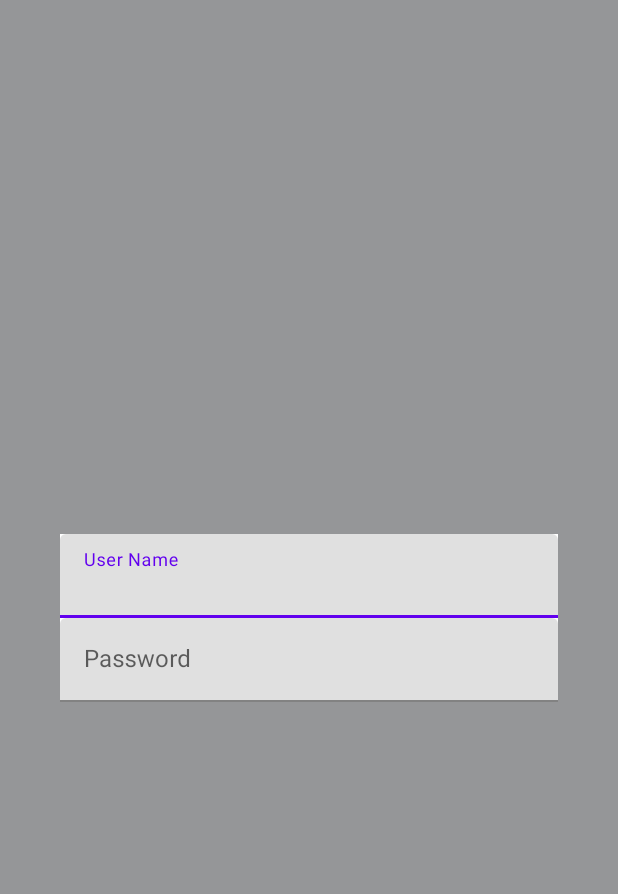
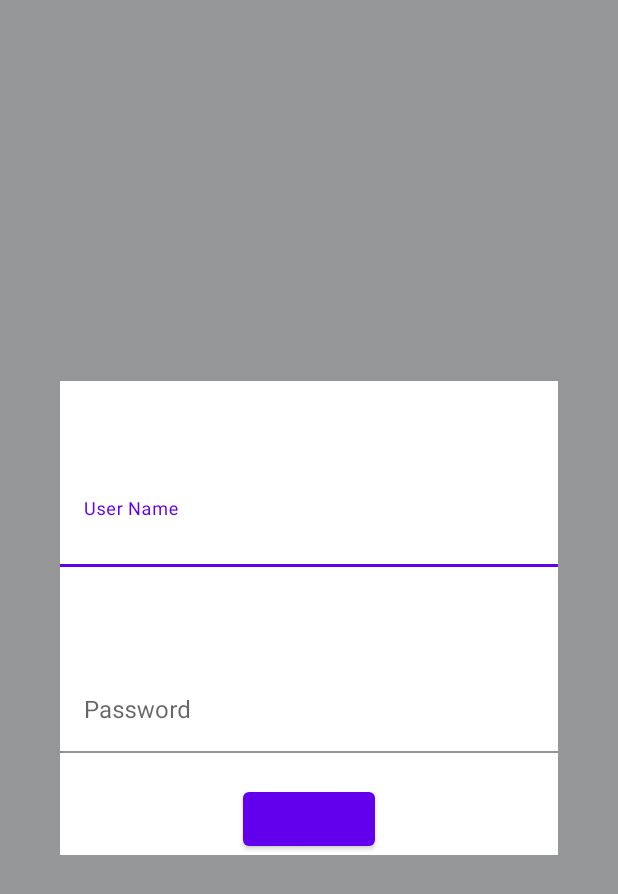
Before and after one commit to ColinBeuttler/DragonChronicles, an Android app: the layout log_in_fragment_layout.xml on its own in the app's theme, with its tools: preview values and no code run, on a phone screen of 412 x 824 dp. Shown: the top 894 px of the screen. Run offline under Robolectric (Android 15) with nearby library versions, the phone set to English and light mode, and no system bars.

Commit message:
bypassed login temporally

```diff
--- a/app/src/main/java/com/colinbeuttler/dragonchronicles/MainActivity.java
+++ b/app/src/main/java/com/colinbeuttler/dragonchronicles/MainActivity.java
@@ -8,6 +8,7 @@ import android.content.Intent;
 import android.os.Bundle;
 import android.view.View;
 import android.widget.Button;
+import android.widget.LinearLayout;
 import android.widget.TextView;
 
 import com.colinbeuttler.dragonchronicles.chapterselection.ChapterSelection;
@@ -20,6 +21,7 @@ public class MainActivity extends AppCompatActivity {
 
     TextView startLogin;
 
+    LinearLayout startMenu;
     FragmentContainerView loginFragment;
 
     @Override
@@ -37,13 +39,14 @@ public class MainActivity extends AppCompatActivity {
         chapterSelect = findViewById(R.id.chapter_selection_card);
         options = findViewById(R.id.options_card);
         startLogin = findViewById(R.id.start_login);
+        startMenu = findViewById(R.id.start_menu);
         loginFragment = findViewById(R.id.log_in_fragment);
 
         startLogin.setOnClickListener(new View.OnClickListener() {
             @Override
             public void onClick(View v) {
                 startLogin.setVisibility(View.INVISIBLE);
-                loginFragment.setVisibility(View.VISIBLE);
+                startMenu.setVisibility(View.VISIBLE);
 
             }
         });
--- a/app/src/main/res/layout/activity_main.xml
+++ b/app/src/main/res/layout/activity_main.xml
@@ -40,6 +40,7 @@
         tools:layout="@layout/log_in_fragment_layout" />
 
     <LinearLayout
+        android:id="@+id/start_menu"
         android:layout_width="match_parent"
         android:layout_height="match_parent"
         android:gravity="center"
--- a/app/src/main/res/layout/log_in_fragment_layout.xml
+++ b/app/src/main/res/layout/log_in_fragment_layout.xml
@@ -26,6 +26,7 @@
             app:layout_constraintBottom_toTopOf="@id/user_password_layout">
 
             <com.google.android.material.textfield.TextInputEditText
+                android:background="@color/white"
                 android:id="@+id/user_name_text_input"
                 android:layout_width="match_parent"
                 android:layout_height="wrap_content"
@@ -45,6 +46,7 @@
             app:layout_constraintBottom_toBottomOf="parent">
 
             <com.google.android.material.textfield.TextInputEditText
+                android:background="@color/white"
                 android:id="@+id/user_password_text_input"
                 android:layout_width="match_parent"
                 android:layout_height="wrap_content"
@@ -52,6 +54,15 @@
 
         </com.google.android.material.textfield.TextInputLayout>
 
+        <Button
+            android:layout_marginTop="20dp"
+            android:layout_width="wrap_content"
+            android:layout_height="wrap_content"
+            app:layout_constraintStart_toStartOf="parent"
+            app:layout_constraintEnd_toEndOf="parent"
+            app:layout_constraintBottom_toBottomOf="parent"
+            app:layout_constraintTop_toBottomOf="@id/user_password_layout"/>
+
     </androidx.constraintlayout.widget.ConstraintLayout>
 
 </LinearLayout>
```
